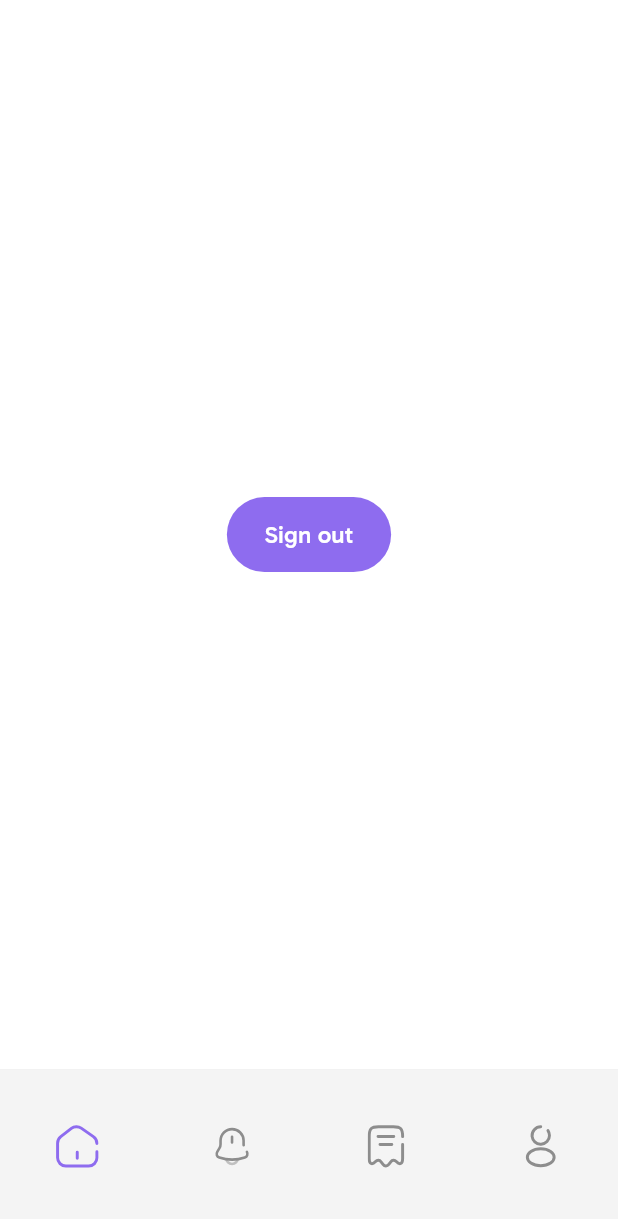
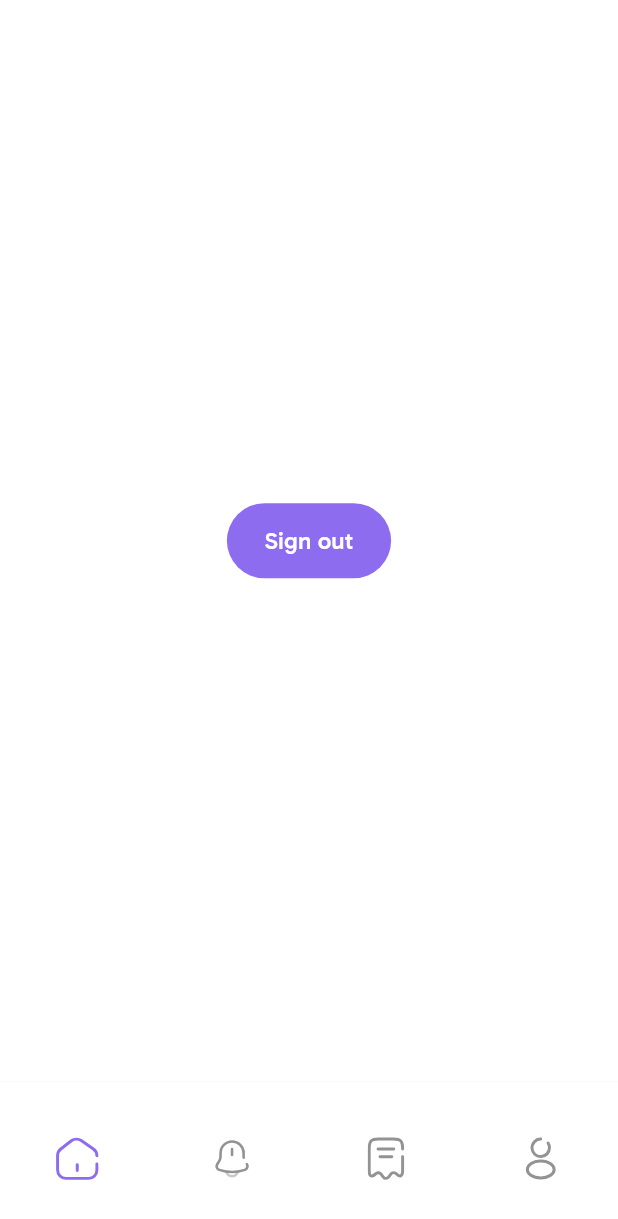
Before and after one commit to o-beckley/stitch, a Flutter app: the Home screen opened by its route, on a phone screen of 412 x 824 dp. Shown: the top 1219 px of the screen. Run offline on Flutter 3.47's test engine with Material 3 defaults, Android fonts, the phone set to English and light mode, and no system bars; our stand-ins replace cached_network_image, cloud_firestore, firebase_auth, firebase_core, flutter_screenutil, flutter_svg and 3 more; accounts and stored records are empty.

Commit message:
Reduced the height of the bottom navigation bar and changed the color to blend with the background

```diff
--- a/lib/widgets/bottom_navigation_bar.dart
+++ b/lib/widgets/bottom_navigation_bar.dart
@@ -25,10 +25,10 @@ class _CustomBottomNavigationBarState extends State<CustomBottomNavigationBar> {
   Widget build(BuildContext context) {
     return Container(
       decoration: BoxDecoration(
-        color: context.watch<UIColors>().surfaceContainer
+        color: context.watch<UIColors>().surface
       ),
       child: Padding(
-        padding: EdgeInsets.only(bottom: 0.02.sh, top: 0.01.sh),
+        padding: EdgeInsets.only(bottom: 0.01.sh, top: 0.01.sh),
         child: Row(
           mainAxisAlignment: MainAxisAlignment.spaceAround,
           children: List.generate(
```
